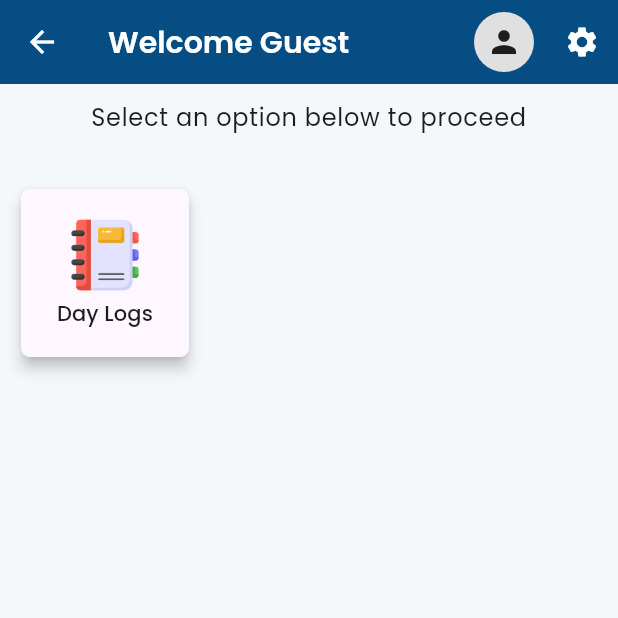
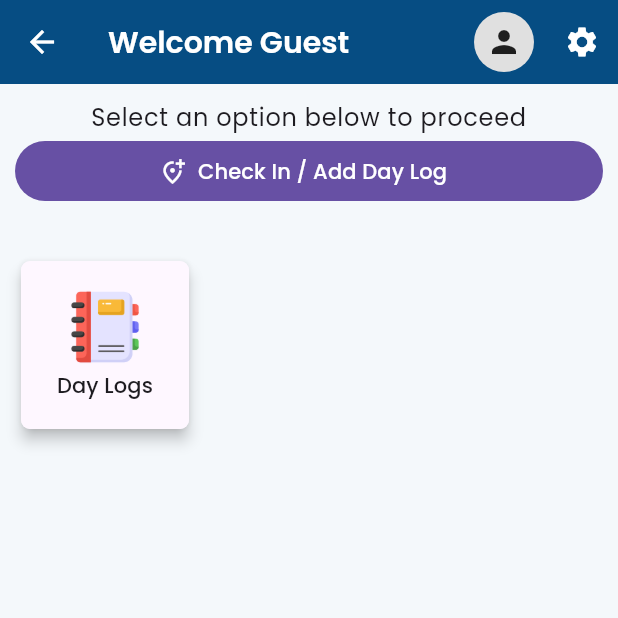
Before and after one commit to prakashtparmar/testingcodeflutter, a Flutter app: the HomeScreen screen opened by its route, on a phone screen of 412 x 824 dp, the top half of it. Run offline on Flutter 3.47's test engine with Material 3 defaults, Android fonts, the phone set to English and light mode, and no system bars; our stand-ins replace geolocator, google_fonts, google_maps_flutter, image_picker, shared_preferences; accounts and stored records are empty.

Commit message:
add checkin

```diff
--- a/lib/screens/home_screen.dart
+++ b/lib/screens/home_screen.dart
@@ -57,6 +57,21 @@ class _HomeScreenState extends State<HomeScreen> {
                   style: Theme.of(context).textTheme.bodyLarge,
                   textAlign: TextAlign.center,
                 ),
+                // Full-width Check-In Button
+                SizedBox(
+                  width: double.infinity,
+                  child: FilledButton.icon(
+                    icon: Icon(Icons.add_location_alt_outlined),
+                    label: Text("Check In / Add Day Log"),
+                    onPressed: () {
+                      _navigationRoutes(
+                        context,
+                        "/addDayLog",
+                      ); // Make sure this route is defined
+                    },
+                  ),
+                ),
+
                 const SizedBox(height: 32),
                 // Using shrinkWrap and setting the GridView to take only available space
                 GridView.count(
```
